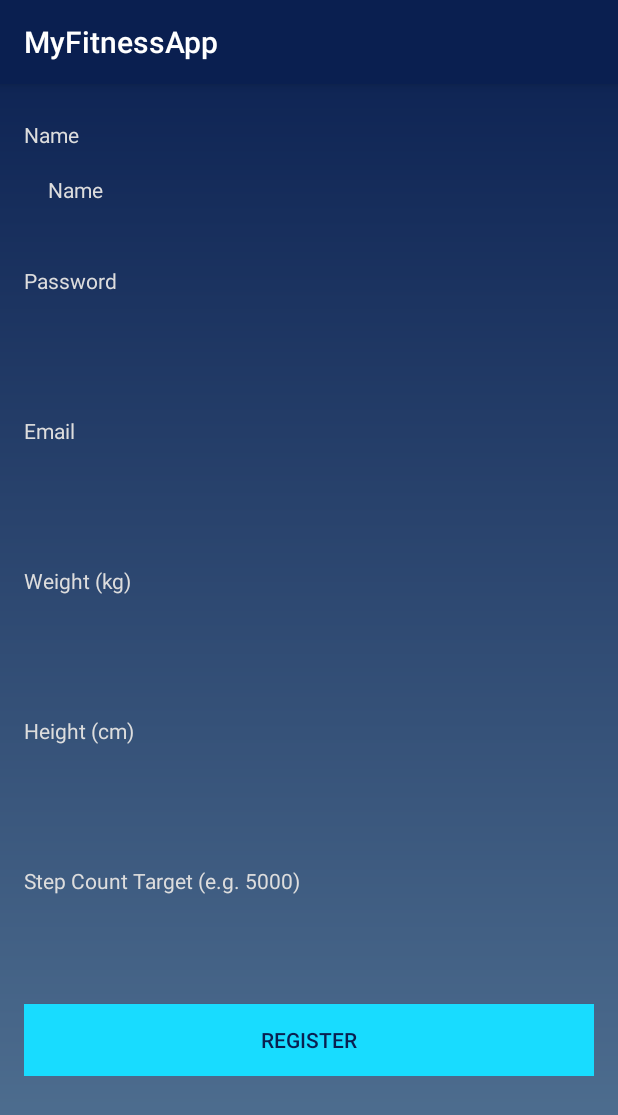
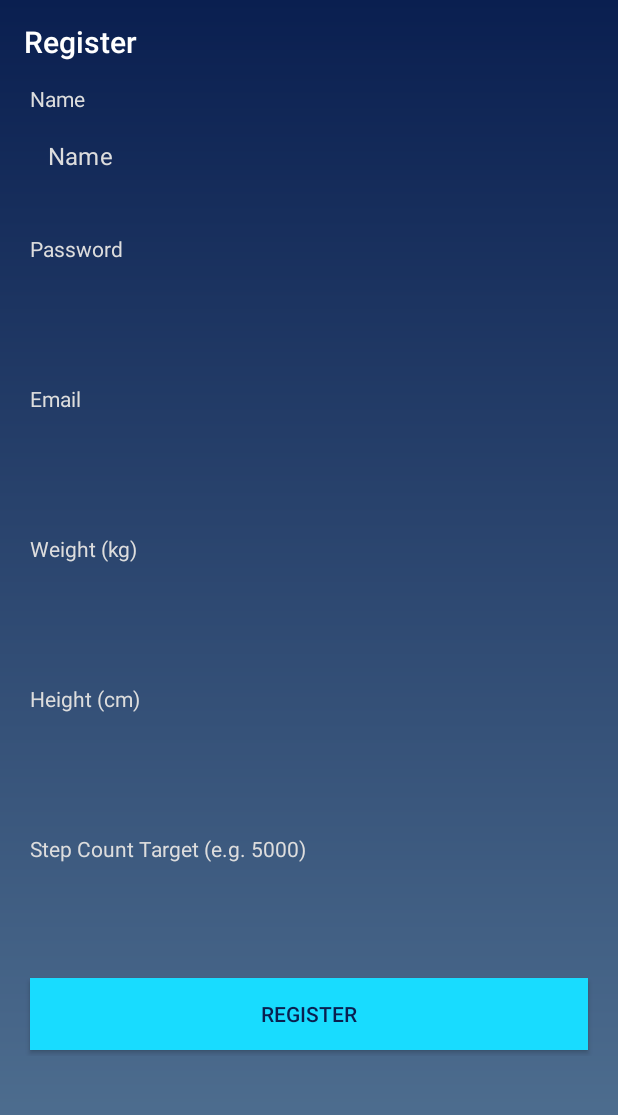
Before and after one commit to timalanjohnson/MyFitnessApp, an Android app: the RegisterUserActivity screen opened directly, with no data from a screen before it, after a tap on "REGISTER", on a phone screen of 412 x 824 dp. Shown: the top 1115 px of the screen. Run offline under Robolectric (Android 15) with nearby library versions, the phone set to English and light mode, and no system bars.

Commit message:
UI/UX Improvements

```diff
--- a/app/src/main/java/com/example/myfitnessapp/GoalsActivity.java
+++ b/app/src/main/java/com/example/myfitnessapp/GoalsActivity.java
@@ -9,5 +9,6 @@ public class GoalsActivity extends AppCompatActivity {
     protected void onCreate(Bundle savedInstanceState) {
         super.onCreate(savedInstanceState);
         setContentView(R.layout.activity_goals);
+        setTitle("Goals");
     }
 }
--- a/app/src/main/java/com/example/myfitnessapp/MainActivity.java
+++ b/app/src/main/java/com/example/myfitnessapp/MainActivity.java
@@ -24,8 +24,12 @@ public class MainActivity extends AppCompatActivity {
         buttonNewRegister = (Button)findViewById(R.id.buttonNewRegister);
 
         launchLogin();
+        launchRegister();
+    }
 
-        launchRegister();
+    @Override
+    public void onBackPressed() {
+        // Do nothing
     }
 
     private void launchLogin() {
--- a/app/src/main/java/com/example/myfitnessapp/PhotoActivity.java
+++ b/app/src/main/java/com/example/myfitnessapp/PhotoActivity.java
@@ -33,6 +33,7 @@ public class PhotoActivity extends AppCompatActivity {
     protected void onCreate(Bundle savedInstanceState) {
         super.onCreate(savedInstanceState);
         setContentView(R.layout.activity_photo);
+        setTitle("Progress");
 
         buttonTakePhoto = findViewById(R.id.buttonTakePhoto);
         imageView = findViewById(R.id.imageView);
--- a/app/src/main/java/com/example/myfitnessapp/ProfileActivity.java
+++ b/app/src/main/java/com/example/myfitnessapp/ProfileActivity.java
@@ -22,6 +22,7 @@ public class ProfileActivity extends AppCompatActivity {
     protected void onCreate(Bundle savedInstanceState) {
         super.onCreate(savedInstanceState);
         setContentView(R.layout.activity_profile);
+        setTitle("Your Profile");
 
         myFitDB = new DatabaseHelper(this);
         buttonUpdateDetails = (Button)findViewById(R.id.buttonUpdateDetails);
--- a/app/src/main/java/com/example/myfitnessapp/RegisterUserActivity.java
+++ b/app/src/main/java/com/example/myfitnessapp/RegisterUserActivity.java
@@ -26,6 +26,7 @@ public class RegisterUserActivity extends AppCompatActivity {
     protected void onCreate(Bundle savedInstanceState) {
         super.onCreate(savedInstanceState);
         setContentView(R.layout.activity_register_user);
+        setTitle("Register");
 
         myFitDB = new DatabaseHelper(this);
         buttonRegister = (Button)findViewById(R.id.buttonRegister);
@@ -44,8 +45,8 @@ public class RegisterUserActivity extends AppCompatActivity {
             @Override
             public void onClick(View v) {
                 String name = editName.getText().toString();
-                String email = editEmail.getText().toString();
-                String password = editPassword.getText().toString();
+                String email = "'" + editEmail.getText().toString() + "'";
+                String password = "'" + editPassword.getText().toString() + "'";
                 String weight = editWeight.getText().toString();
                 String height = editHeight.getText().toString();
                 String target = editTarget.getText().toString();
--- a/app/src/main/java/com/example/myfitnessapp/SettingsActivity.java
+++ b/app/src/main/java/com/example/myfitnessapp/SettingsActivity.java
@@ -9,5 +9,6 @@ public class SettingsActivity extends AppCompatActivity {
     protected void onCreate(Bundle savedInstanceState) {
         super.onCreate(savedInstanceState);
         setContentView(R.layout.activity_settings);
+        setTitle("Settings");
     }
 }
--- a/app/src/main/java/com/example/myfitnessapp/WeightActivity.java
+++ b/app/src/main/java/com/example/myfitnessapp/WeightActivity.java
@@ -9,5 +9,6 @@ public class WeightActivity extends AppCompatActivity {
     protected void onCreate(Bundle savedInstanceState) {
         super.onCreate(savedInstanceState);
         setContentView(R.layout.activity_weight);
+        setTitle("Update Weight");
     }
 }
--- a/app/src/main/res/layout/activity_dashboard.xml
+++ b/app/src/main/res/layout/activity_dashboard.xml
@@ -10,6 +10,7 @@
         android:layout_width="match_parent"
         android:layout_height="match_parent"
         android:layout_margin="16dp"
+        android:paddingTop="40dp"
         android:orientation="vertical"
         tools:layout_editor_absoluteX="16dp"
         tools:layout_editor_absoluteY="16dp">
--- a/app/src/main/res/layout/activity_goals.xml
+++ b/app/src/main/res/layout/activity_goals.xml
@@ -10,6 +10,7 @@
         android:layout_width="match_parent"
         android:layout_height="match_parent"
         android:layout_margin="16dp"
+        android:paddingTop="32dp"
         android:orientation="vertical">
 
         <TextView
--- a/app/src/main/res/layout/activity_main.xml
+++ b/app/src/main/res/layout/activity_main.xml
@@ -9,9 +9,10 @@
 
     <LinearLayout
         android:layout_width="match_parent"
-        android:layout_height="match_parent"
+        android:layout_height="wrap_content"
         android:layout_margin="16dp"
         android:orientation="vertical"
+        android:paddingTop="280dp"
         tools:layout_editor_absoluteX="16dp"
         tools:layout_editor_absoluteY="16dp">
 
--- a/app/src/main/res/layout/activity_photo.xml
+++ b/app/src/main/res/layout/activity_photo.xml
@@ -10,6 +10,7 @@
         android:layout_width="match_parent"
         android:layout_height="match_parent"
         android:layout_margin="16dp"
+        android:paddingTop="32dp"
         android:orientation="vertical">
 
         <android.support.constraint.ConstraintLayout
--- a/app/src/main/res/layout/activity_register_user.xml
+++ b/app/src/main/res/layout/activity_register_user.xml
@@ -9,19 +9,22 @@
     <ScrollView
         android:layout_width="match_parent"
         android:layout_height="match_parent"
+        android:paddingTop="32dp"
         tools:layout_editor_absoluteX="16dp"
         tools:layout_editor_absoluteY="16dp">
 
         <LinearLayout
             android:layout_width="match_parent"
-            android:layout_height="wrap_content"
+            android:layout_height="match_parent"
             android:layout_margin="16dp"
-            android:orientation="vertical">
+            android:orientation="vertical"
+            android:paddingBottom="48dp">
 
             <TextView
                 android:id="@+id/txtPromptName"
                 android:layout_width="match_parent"
                 android:layout_height="wrap_content"
+                android:layout_marginStart="4dp"
                 android:layout_marginTop="8dp"
                 android:text="@string/prompt_name" />
 
@@ -34,13 +37,14 @@
                 android:ems="10"
                 android:inputType="textPersonName"
                 android:text="@string/hint_name"
-                android:textAppearance="@style/EditText"
-                android:textColor="@color/colorLightGrey" />
+                android:textColor="@color/colorLightGrey"
+                android:textColorHint="@color/colorLightGrey" />
 
             <TextView
                 android:id="@+id/txtPromptPassword"
                 android:layout_width="match_parent"
                 android:layout_height="wrap_content"
+                android:layout_marginStart="4dp"
                 android:layout_marginTop="8dp"
                 android:text="@string/prompt_password" />
 
@@ -58,6 +62,7 @@
                 android:id="@+id/txtPromptEmail"
                 android:layout_width="match_parent"
                 android:layout_height="wrap_content"
+                android:layout_marginStart="4dp"
                 android:layout_marginTop="8dp"
                 android:text="@string/prompt_email" />
 
@@ -75,6 +80,7 @@
                 android:id="@+id/txtPromptWeight"
                 android:layout_width="match_parent"
                 android:layout_height="wrap_content"
+                android:layout_marginStart="4dp"
                 android:layout_marginTop="8dp"
                 android:text="@string/prompt_weight" />
 
@@ -92,6 +98,7 @@
                 android:id="@+id/txtPromptHeight"
                 android:layout_width="match_parent"
                 android:layout_height="wrap_content"
+                android:layout_marginStart="4dp"
                 android:layout_marginTop="8dp"
                 android:text="@string/prompt_height" />
 
@@ -109,6 +116,7 @@
                 android:id="@+id/txtPrompTarget"
                 android:layout_width="match_parent"
                 android:layout_height="wrap_content"
+                android:layout_marginStart="4dp"
                 android:layout_marginTop="8dp"
                 android:text="@string/prompt_step_count_target" />
 
@@ -127,6 +135,8 @@
                 style="@style/DefaultButton"
                 android:layout_width="match_parent"
                 android:layout_height="wrap_content"
+                android:layout_margin="4dp"
+                android:layout_marginBottom="48dp"
                 android:text="@string/button_register" />
         </LinearLayout>
     </ScrollView>
--- a/app/src/main/res/layout/activity_settings.xml
+++ b/app/src/main/res/layout/activity_settings.xml
@@ -10,6 +10,7 @@
         android:layout_width="match_parent"
         android:layout_height="match_parent"
         android:layout_margin="16dp"
+        android:paddingTop="32dp"
         android:orientation="vertical">
 
         <TextView
--- a/app/src/main/res/layout/activity_weight.xml
+++ b/app/src/main/res/layout/activity_weight.xml
@@ -10,6 +10,7 @@
         android:layout_width="match_parent"
         android:layout_height="match_parent"
         android:layout_margin="16dp"
+        android:paddingTop="32dp"
         android:orientation="vertical">
 
         <TextView
--- a/app/src/main/res/values/styles.xml
+++ b/app/src/main/res/values/styles.xml
@@ -8,6 +8,18 @@
         <item name="colorAccent">@color/colorAccent</item>
         <item name="android:windowBackground">@drawable/gradient</item>
         <item name="android:textColor">@color/colorLightGrey</item>
+        <item name="android:actionBarStyle">@style/ThemeActionBar</item>
+        <item name="android:windowActionBarOverlay">true</item>
+        <!-- Support library compatibility -->
+        <item name="actionBarStyle">@style/ThemeActionBar</item>
+        <item name="windowActionBarOverlay">true</item>
+    </style>
+
+    <style name="ThemeActionBar"
+        parent="Widget.AppCompat.Light.ActionBar.Solid">
+        <item name="android:background">@null</item>
+        <!-- Support library compatibility -->
+        <item name="background">@null</item>
     </style>
 
     <style name="DefaultButton" parent="@android:style/Widget.Material.Button">
```
Also changed, not shown: app/src/main/res/layout/activity_profile.xml (+10 -1 lines).
